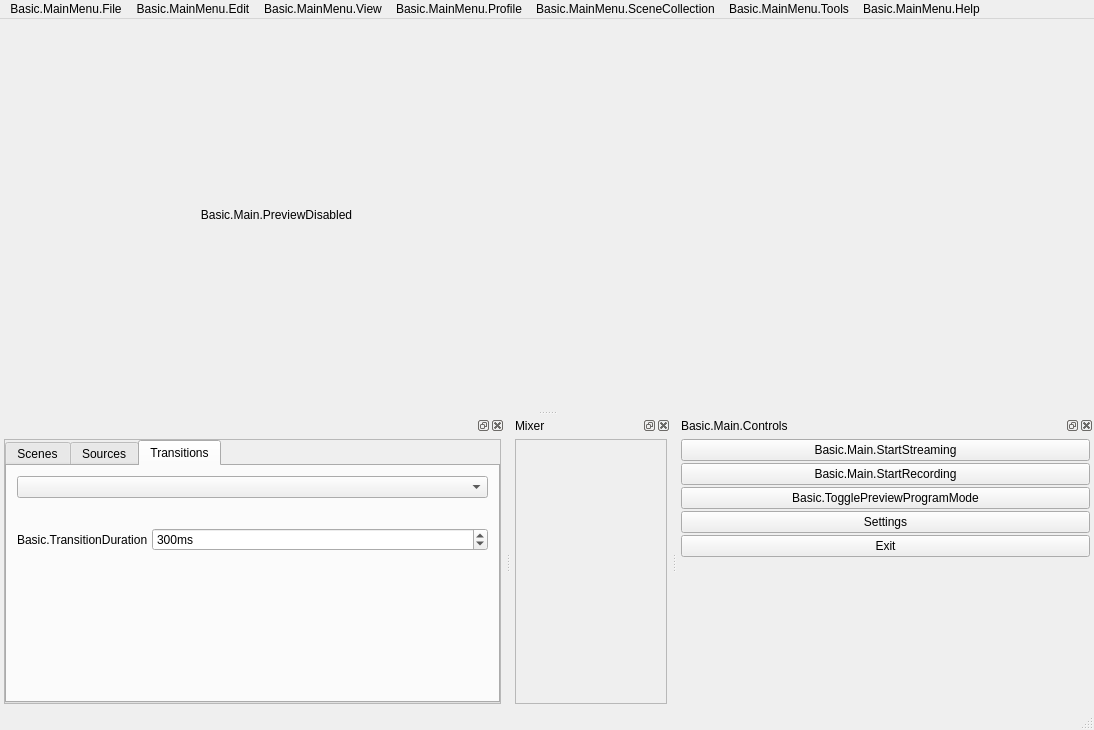
SamerSaber/obs_new_ui, file UI/forms/OBSBasic.ui: the form before one commit.
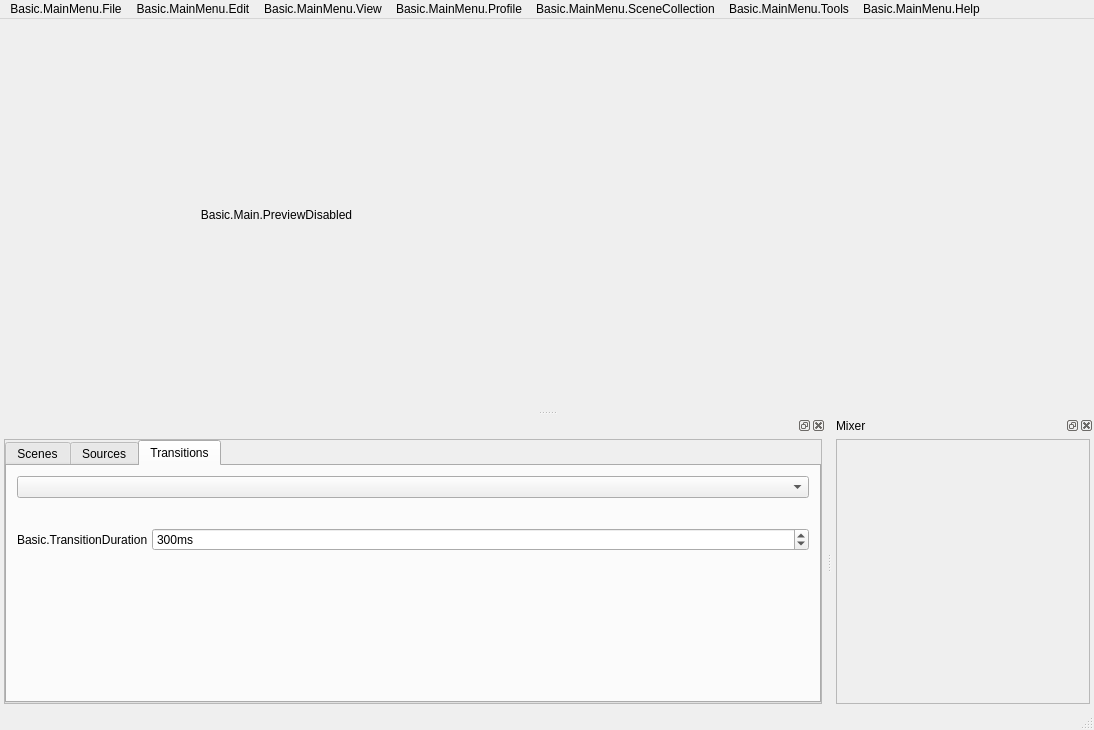
The form after the commit. Icons and pictures are not drawn. Custom widgets are drawn as their Qt base class.

Commit message: 1-Remove all main buttons and replace it with buttons added between the two views 2-make studio mode is the default and the only view 3-make the volume bars vertical instead of being horizontal

Diff of the .ui file:
```diff
--- a/UI/forms/OBSBasic.ui
+++ b/UI/forms/OBSBasic.ui
@@ -790,8 +790,8 @@
          <rect>
           <x>0</x>
           <y>0</y>
-          <width>207</width>
-          <height>252</height>
+          <width>146</width>
+          <height>284</height>
          </rect>
         </property>
         <layout class="QHBoxLayout" name="horizontalLayout"/>
@@ -801,126 +801,6 @@
     </layout>
    </widget>
   </widget>
-  <widget class="QDockWidget" name="controlsDock">
-   <property name="features">
-    <set>QDockWidget::AllDockWidgetFeatures</set>
-   </property>
-   <property name="windowTitle">
-    <string>Basic.Main.Controls</string>
-   </property>
-   <attribute name="dockWidgetArea">
-    <number>8</number>
-   </attribute>
-   <widget class="QWidget" name="dockWidgetContents_3">
-    <layout class="QVBoxLayout" name="buttonsVLayout">
-     <property name="spacing">
-      <number>2</number>
-     </property>
-     <property name="leftMargin">
-      <number>4</number>
-     </property>
-     <property name="topMargin">
-      <number>4</number>
-     </property>
-     <property name="rightMargin">
-      <number>4</number>
-     </property>
-     <property name="bottomMargin">
-      <number>4</number>
-     </property>
-     <item>
-      <widget class="QPushButton" name="streamButton">
-       <property name="enabled">
-        <bool>true</bool>
-       </property>
-       <property name="sizePolicy">
-        <sizepolicy hsizetype="Preferred" vsizetype="Fixed">
-         <horstretch>0</horstretch>
-         <verstretch>0</verstretch>
-        </sizepolicy>
-       </property>
-       <property name="text">
-        <string>Basic.Main.StartStreaming</string>
-       </property>
-       <property name="checkable">
-        <bool>false</bool>
-       </property>
-      </widget>
-     </item>
-     <item>
-      <widget class="QPushButton" name="recordButton">
-       <property name="enabled">
-        <bool>true</bool>
-       </property>
-       <property name="sizePolicy">
-        <sizepolicy hsizetype="Preferred" vsizetype="Fixed">
-         <horstretch>0</horstretch>
-         <verstretch>0</verstretch>
-        </sizepolicy>
-       </property>
-       <property name="minimumSize">
-        <size>
-         <width>130</width>
-         <height>0</height>
-        </size>
-       </property>
-       <property name="text">
-        <string>Basic.Main.StartRecording</string>
-       </property>
-      </widget>
-     </item>
-     <item>
-      <widget class="QPushButton" name="modeSwitch">
-       <property name="text">
-        <string>Basic.TogglePreviewProgramMode</string>
-       </property>
-       <property name="checkable">
-        <bool>true</bool>
-       </property>
-      </widget>
-     </item>
-     <item>
-      <widget class="QPushButton" name="settingsButton">
-       <property name="sizePolicy">
-        <sizepolicy hsizetype="Preferred" vsizetype="Fixed">
-         <horstretch>0</horstretch>
-         <verstretch>0</verstretch>
-        </sizepolicy>
-       </property>
-       <property name="text">
-        <string>Settings</string>
-       </property>
-      </widget>
-     </item>
-     <item>
-      <widget class="QPushButton" name="exitButton">
-       <property name="sizePolicy">
-        <sizepolicy hsizetype="Preferred" vsizetype="Fixed">
-         <horstretch>0</horstretch>
-         <verstretch>0</verstretch>
-        </sizepolicy>
-       </property>
-       <property name="text">
-        <string>Exit</string>
-       </property>
-      </widget>
-     </item>
-     <item>
-      <spacer name="expVSpacer">
-       <property name="orientation">
-        <enum>Qt::Vertical</enum>
-       </property>
-       <property name="sizeHint" stdset="0">
-        <size>
-         <width>0</width>
-         <height>0</height>
-        </size>
-       </property>
-      </spacer>
-     </item>
-    </layout>
-   </widget>
-  </widget>
   <action name="actionAddScene">
    <property name="icon">
     <iconset resource="obs.qrc">
```
Left out of the diff: 27 changed lines with no effect on the pictures. The commit also changes 4 other files.
